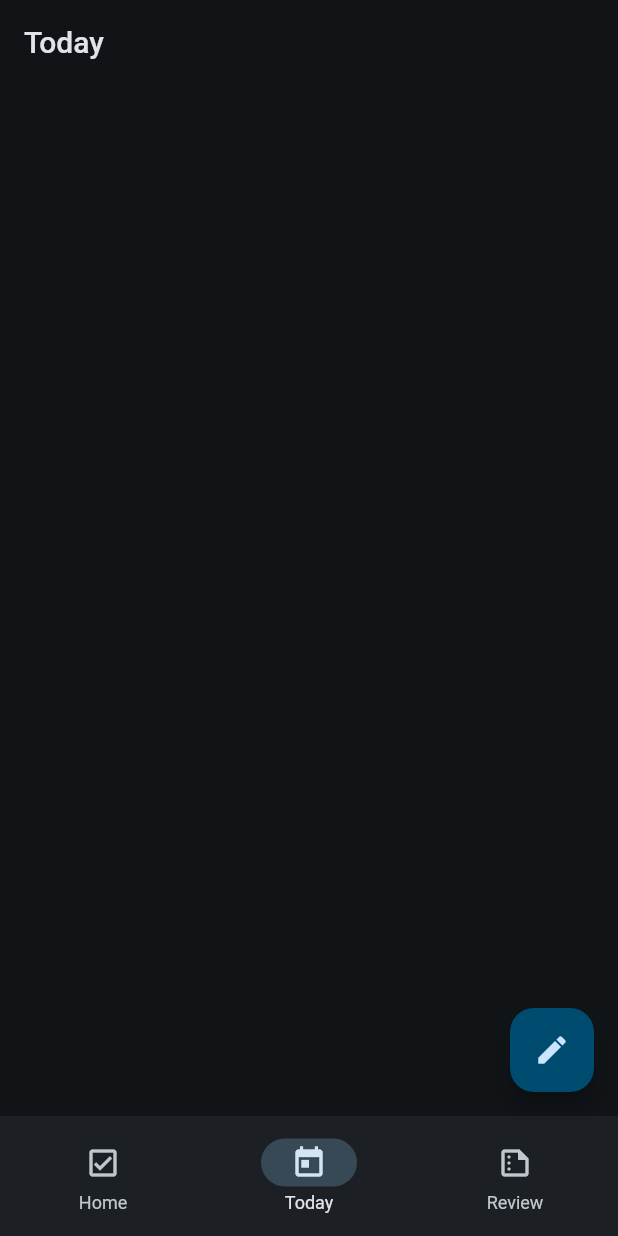
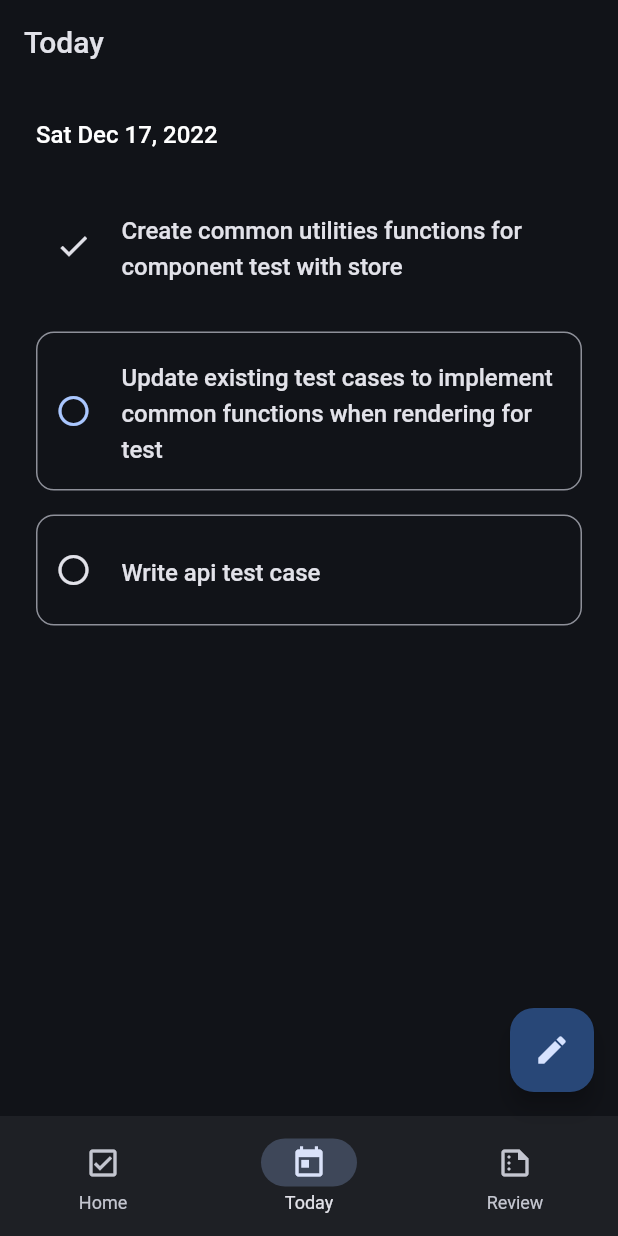
Before and after one commit to samalisun/yes_today, a Flutter app: the screen it shows after launch, item 2 of the bottom bar chosen, on a phone screen of 412 x 824 dp. Run offline on Flutter 3.47's test engine with Material 2 defaults, Android fonts, the phone set to English and light mode, and no system bars; drawn by our look-alikes of dynamic_color; our stand-ins replace google_fonts, material_color_utilities.

Commit message:
[Feature] update today screen
- rename todo files to task
- add date in today screen

```diff
--- a/lib/src/features/today/view/today_todos.dart
+++ b/lib/src/features/today/view/today_tasks.dart
@@ -1,4 +1,5 @@
 import 'package:flutter/material.dart';
+import 'package:intl/intl.dart';
 import 'package:provider/provider.dart';
 import 'package:yes_today/src/shared/providers/providers.dart';
 
@@ -17,9 +18,16 @@ class _TodayTodosState extends State<TodayTodos> {
   Widget build(BuildContext context) {
     final tasks = Provider.of<TasksProvider>(context);
     final tasksOfToday = tasks.tasksOfToday;
+    final DateFormat formatter = DateFormat('E MMM dd, yyyy');
 
     return ListView(
       children: [
+        Padding(
+            padding: const EdgeInsets.all(24),
+            child: Text(
+              formatter.format(tasksOfToday[0].dueDate),
+              style: const TextStyle(fontSize: 16, fontWeight: FontWeight.w500),
+            )),
         ...tasksOfToday.map<Widget>((Task todo) {
           return TodoItem(task: todo);
         }).toList(),
--- a/lib/src/features/today/view/view.dart
+++ b/lib/src/features/today/view/view.dart
@@ -1 +1 @@
-export './today_todos.dart';
+export './today_tasks.dart';
--- a/lib/src/shared/app.dart
+++ b/lib/src/shared/app.dart
@@ -14,7 +14,7 @@ class MyApp extends StatefulWidget {
 
 class _MyAppState extends State<MyApp> {
   final settings = ValueNotifier(ThemeSettings(
-    sourceColor: Colors.lightBlue,
+    sourceColor: const Color.fromRGBO(0, 69, 142, 1),
     themeMode: ThemeMode.dark,
   ));
 
--- a/lib/src/shared/classes/classes.dart
+++ b/lib/src/shared/classes/classes.dart
@@ -1 +1 @@
-export './todo.dart';
+export './task.dart';
--- a/lib/src/shared/extensions.dart
+++ b/lib/src/shared/extensions.dart
@@ -3,7 +3,7 @@ import 'package:google_fonts/google_fonts.dart';
 
 extension TypographyUtils on BuildContext {
   ThemeData get theme => Theme.of(this);
-  TextTheme get textTheme => GoogleFonts.montserratTextTheme(theme.textTheme);
+  TextTheme get textTheme => GoogleFonts.robotoTextTheme(theme.textTheme);
   ColorScheme get colors => theme.colorScheme;
   TextStyle? get displayLarge => textTheme.displayLarge?.copyWith(
     color: colors.onSurface,
--- a/lib/src/shared/providers/providers.dart
+++ b/lib/src/shared/providers/providers.dart
@@ -1,2 +1,2 @@
 export './theme.dart';
-export './todos.dart';
+export './tasks.dart';
--- a/lib/src/shared/providers/todos.dart
+++ b/lib/src/shared/providers/tasks.dart
@@ -10,45 +10,45 @@ class TasksProvider with ChangeNotifier {
   final List<Task> _tasks = [
     Task(
       title: 'Complete the component animation update',
-      createdTime: DateTime.parse('2022-12-15'),
+      createdTime: DateTime.parse('2022-12-16'),
       id: DateTime.now().microsecondsSinceEpoch,
-      dueDate: DateTime.parse('2022-12-15'),
+      dueDate: DateTime.parse('2022-12-16'),
       completed: true,
     ),
     Task(
       title: 'Design review',
-      createdTime: DateTime.parse('2022-12-15'),
+      createdTime: DateTime.parse('2022-12-16'),
       id: DateTime.now().microsecondsSinceEpoch,
-      dueDate: DateTime.parse('2022-12-15'),
+      dueDate: DateTime.parse('2022-12-16'),
       completed: true,
     ),
     Task(
       title: 'add test cases for the search logic',
-      createdTime: DateTime.parse('2022-12-15'),
+      createdTime: DateTime.parse('2022-12-16'),
       id: DateTime.now().microsecondsSinceEpoch,
-      dueDate: DateTime.parse('2022-12-15'),
+      dueDate: DateTime.parse('2022-12-16'),
       completed: true,
     ),
     Task(
       title: 'Create common utilities functions for component test with store',
-      createdTime: DateTime.parse('2022-12-16'),
-      id: DateTime.parse('2022-12-15').microsecondsSinceEpoch,
-      dueDate: DateTime.parse('2022-12-16'),
+      createdTime: DateTime.now(),
+      id: DateTime.parse('2022-12-16').microsecondsSinceEpoch,
+      dueDate: DateTime.now(),
       completed: true,
     ),
     Task(
       title:
           'Update existing test cases to implement common functions when rendering for test',
-      createdTime: DateTime.parse('2022-12-16'),
-      id: DateTime.parse('2022-12-16').microsecondsSinceEpoch,
-      dueDate: DateTime.parse('2022-12-16'),
+      createdTime: DateTime.now(),
+      id: DateTime.now().microsecondsSinceEpoch,
+      dueDate: DateTime.now(),
       important: true,
     ),
     Task(
       title: 'Write api test case',
-      createdTime: DateTime.parse('2022-12-16'),
-      id: DateTime.parse('2022-12-16').microsecondsSinceEpoch,
-      dueDate: DateTime.parse('2022-12-16'),
+      createdTime: DateTime.now(),
+      id: DateTime.now().microsecondsSinceEpoch,
+      dueDate: DateTime.now(),
     ),
   ];
 
--- a/lib/src/shared/views/todo_item.dart
+++ b/lib/src/shared/views/task_item.dart
@@ -31,13 +31,13 @@ class TodoItem extends StatelessWidget {
           icon: task.completed
               ? const Icon(Icons.check)
               : const Icon(Icons.radio_button_unchecked),
-          color: task.important ? colors.primary : colors.onBackground,
+          color: (task.important && !task.completed) ? colors.primary : colors.onBackground,
           tooltip: 'Toggle task status',
           onPressed: () {
             todos.toggleTaskStatus(task);
           },
         ),
-        title: Text(task.title, style: TextStyle(height: 1.5, color: colors.onBackground)),
+        title: Text(task.title, style: TextStyle(fontSize: 16, height: 1.5, color: colors.onBackground)),
       ),
     );
   }
--- a/lib/src/shared/views/views.dart
+++ b/lib/src/shared/views/views.dart
@@ -1 +1 @@
-export './todo_item.dart';
+export './task_item.dart';
--- a/pubspec.yaml
+++ b/pubspec.yaml
@@ -41,6 +41,7 @@ dependencies:
   go_router: ^5.2.4
   material_color_utilities: ^0.1.5
   dynamic_color: ^1.5.4
+  intl: ^0.18.0
 
 dev_dependencies:
   flutter_test:
```
Also changed, not shown: lib/src/shared/classes/task.dart (renamed from lib/src/shared/classes/todo.dart), pubspec.lock.
